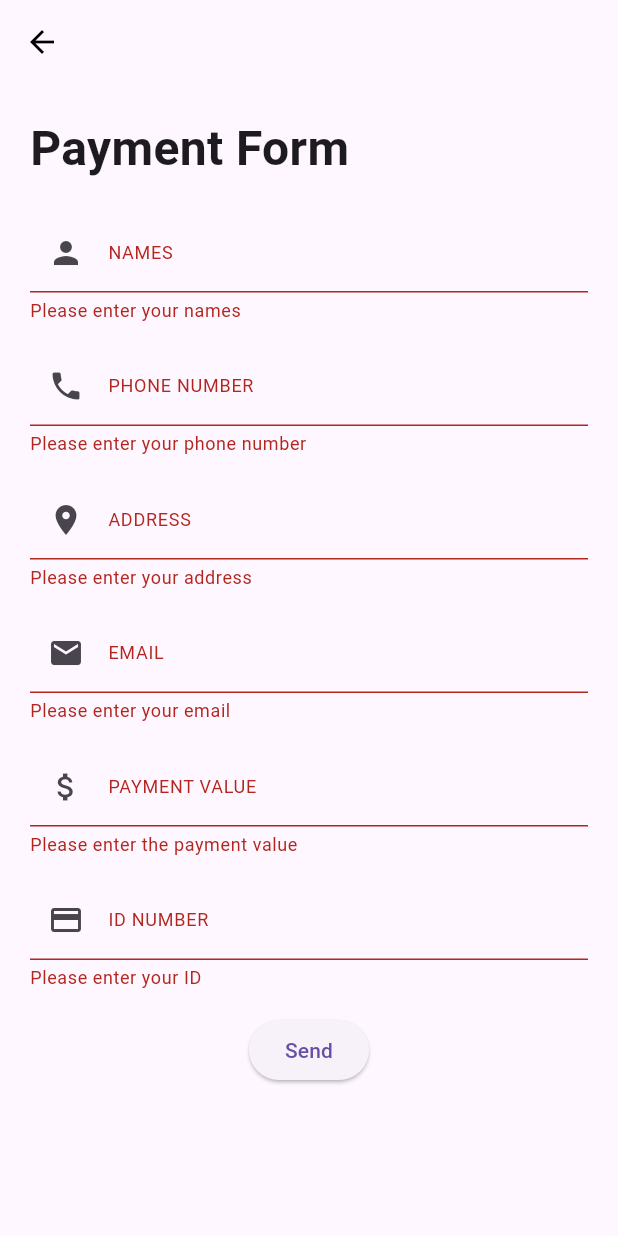
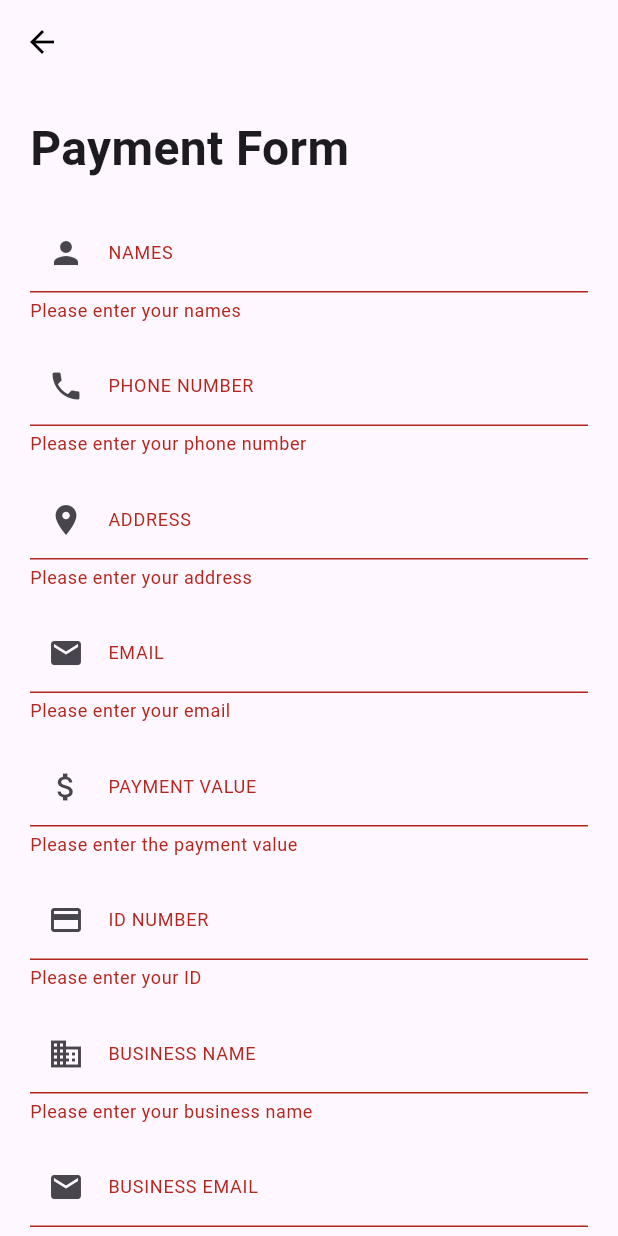
Before and after one commit to MelaniMolina/flutter_application_pagoplux, a Flutter app: the PaymentForm screen opened directly, after a tap on "Send", on a phone screen of 412 x 824 dp. Run offline on Flutter 3.47's test engine with Material 3 defaults, Android fonts, the phone set to English and light mode, and no system bars; our stand-ins replace cloud_firestore, firebase_auth, firebase_core; accounts and stored records are empty.

Commit message:
fixed_payment

```diff
--- a/lib/payment_form.dart
+++ b/lib/payment_form.dart
@@ -53,6 +53,9 @@ class _MyFormState extends State<MyForm> {
   TextEditingController _emailController = TextEditingController();
   TextEditingController _paymentValueController = TextEditingController();
   TextEditingController _idController = TextEditingController();
+  TextEditingController _businessNameController = TextEditingController();
+  TextEditingController _businessEmailController = TextEditingController();
+  TextEditingController _descriptionController = TextEditingController();
 
   Future<void> _saveData() async {
     try {
@@ -63,20 +66,24 @@ class _MyFormState extends State<MyForm> {
         'email': _emailController.text,
         'payment_value': _paymentValueController.text,
         'id_number': _idController.text,
+        'business_name': _businessNameController.text,
+        'business_email': _businessEmailController.text,
+        'description': _descriptionController.text,
         'timestamp': FieldValue.serverTimestamp(),
       });
 
-      // Mostrar un mensaje de éxito
       ScaffoldMessenger.of(context).showSnackBar(
         SnackBar(
           content: Text('Payment information saved successfully'),
           duration: Duration(seconds: 2),
+          backgroundColor: Colors.green,
+          behavior: SnackBarBehavior.floating,
+          shape: RoundedRectangleBorder(
+            borderRadius: BorderRadius.circular(10),
+          ),
         ),
       );
-
-      // Puedes agregar aquí más acciones después de guardar con éxito
     } catch (e) {
-      // Manejar errores, si es necesario
       print('Error saving data: $e');
     }
   }
@@ -121,7 +128,7 @@ class _MyFormState extends State<MyForm> {
               if (value == null || value.isEmpty) {
                 return 'Please enter your phone number';
               }
-              // Puedes agregar más validaciones según tus necesidades
+
               return null;
             },
           ),
@@ -181,7 +188,7 @@ class _MyFormState extends State<MyForm> {
               if (value == null || value.isEmpty) {
                 return 'Please enter the payment value';
               }
-              // Puedes agregar más validaciones según tus necesidades
+
               return null;
             },
           ),
@@ -201,7 +208,66 @@ class _MyFormState extends State<MyForm> {
               if (value == null || value.isEmpty) {
                 return 'Please enter your ID';
               }
-              // Puedes agregar más validaciones según tus necesidades
+
+              return null;
+            },
+          ),
+          SizedBox(height: 16),
+          TextFormField(
+            controller: _businessNameController,
+            style: TextStyle(
+              color: Colors.black,
+              fontFamily: 'SFUIDisplay',
+            ),
+            decoration: InputDecoration(
+              labelText: 'BUSINESS NAME',
+              prefixIcon: Icon(Icons.business),
+              labelStyle: TextStyle(fontSize: 12),
+            ),
+            validator: (value) {
+              if (value == null || value.isEmpty) {
+                return 'Please enter your business name';
+              }
+              return null;
+            },
+          ),
+          SizedBox(height: 16),
+          TextFormField(
+            controller: _businessEmailController,
+            style: TextStyle(
+              color: Colors.black,
+              fontFamily: 'SFUIDisplay',
+            ),
+            decoration: InputDecoration(
+              labelText: 'BUSINESS EMAIL',
+              prefixIcon: Icon(Icons.email),
+              labelStyle: TextStyle(fontSize: 12),
+            ),
+            validator: (value) {
+              if (value == null || value.isEmpty) {
+                return 'Please enter your business email';
+              } else if (!value.contains('@')) {
+                return 'Enter a valid business email address';
+              }
+              return null;
+            },
+          ),
+          SizedBox(height: 16),
+          TextFormField(
+            controller: _descriptionController,
+            style: TextStyle(
+              color: Colors.black,
+              fontFamily: 'SFUIDisplay',
+            ),
+            decoration: InputDecoration(
+              labelText: 'DESCRIPTION',
+              prefixIcon: Icon(Icons.description),
+              labelStyle: TextStyle(fontSize: 12),
+            ),
+            validator: (value) {
+              if (value == null || value.isEmpty) {
+                return 'Please enter a description';
+              }
               return null;
             },
           ),
@@ -209,7 +275,6 @@ class _MyFormState extends State<MyForm> {
           ElevatedButton(
             onPressed: () {
               if (_formKey.currentState!.validate()) {
-                // Procesa los datos del formulario
                 _saveData();
               }
             },
--- a/lib/splash_screen.dart
+++ b/lib/splash_screen.dart
@@ -16,7 +16,7 @@ class _SplashScreenState extends State<SplashScreen>
 
   @override
   void initState() {
-    // TODO: implement initState
+
     super.initState();
     _animationController = AnimationController(
       vsync: this,
@@ -44,7 +44,7 @@ class _SplashScreenState extends State<SplashScreen>
 
               child: ClipRRect(
                 borderRadius: BorderRadius.circular(
-                    50.50), // Ajusta el radio según tus necesidades
+                    50.50),
                 child: Image.asset('assets/transparente-fin.png'),
               ),
             ),
@@ -66,7 +66,7 @@ class _SplashScreenState extends State<SplashScreen>
                   fontWeight: FontWeight.bold,
                   fontStyle: FontStyle.italic,
                   color: Colors.white,
-                  letterSpacing: 1.2, // Espaciado entre letras
+                  letterSpacing: 1.2,
                 ),
               ),
             )
```
